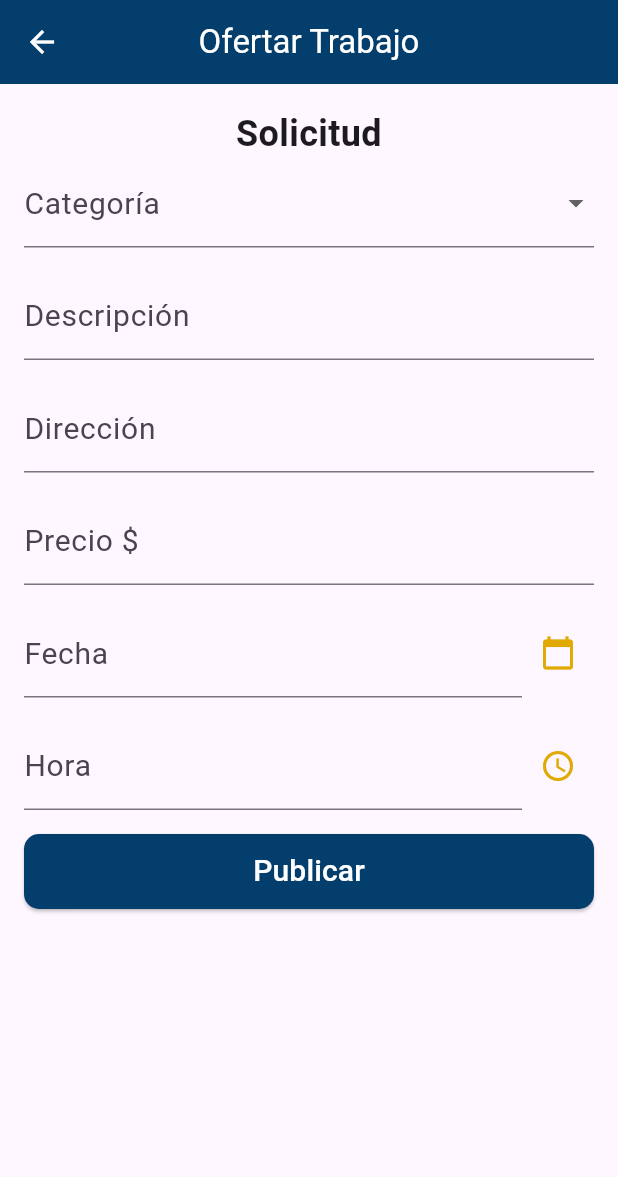
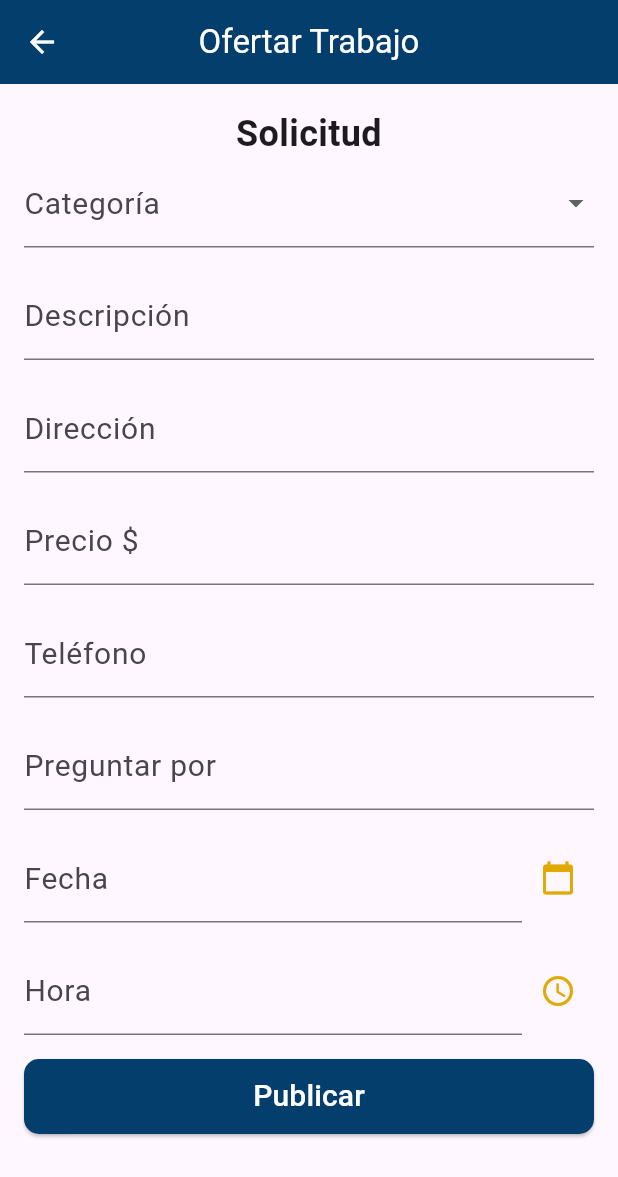
Before and after one commit to DannyJ07/app_llankayy, a Flutter app: the Offer screen opened directly, on a phone screen of 412 x 824 dp. Shown: the top 1177 px of the screen. Run offline on Flutter 3.47's test engine with Material 3 defaults, Android fonts, the phone set to English and light mode, and no system bars; our stand-ins replace cloud_firestore, firebase_auth, firebase_core, permission_handler; accounts and stored records are empty.

Commit message:
App Terminada version 1

```diff
--- a/lib/vistas/offerJob.dart
+++ b/lib/vistas/offerJob.dart
@@ -12,6 +12,8 @@ class _OfferState extends State<Offer> {
   TextEditingController descriptionController = TextEditingController(text: "");
   TextEditingController addressController = TextEditingController(text: "");
   TextEditingController priceController = TextEditingController(text: "");
+  TextEditingController phoneController = TextEditingController(text: "");
+  TextEditingController askForController = TextEditingController(text: "");
   String? selectedCategory;
   DateTime? selectedDate;
   TimeOfDay? selectedTime;
@@ -30,7 +32,7 @@ class _OfferState extends State<Offer> {
     return Scaffold(
       appBar: AppBar(
         title: Text('Ofertar Trabajo'),
-        centerTitle: true, // Centrar el título
+        centerTitle: true,
         backgroundColor: Color.fromARGB(255, 4, 62, 109),
         foregroundColor: Color.fromARGB(255, 255, 255, 255),
       ),
@@ -41,13 +43,12 @@ class _OfferState extends State<Offer> {
             child: Column(
               crossAxisAlignment: CrossAxisAlignment.stretch,
               children: [
-                // Título del formulario
                 Text(
                   'Solicitud',
                   textAlign: TextAlign.center,
                   style: TextStyle(
-                    fontSize: 24, // Tamaño de fuente deseado
-                    fontWeight: FontWeight.bold, // Opcional: Peso de la fuente
+                    fontSize: 24,
+                    fontWeight: FontWeight.bold,
                   ),
                 ),
                 DropdownButtonFormField<String>(
@@ -72,7 +73,8 @@ class _OfferState extends State<Offer> {
                       return "El campo es obligatorio";
                     }
                     return null;
-                    }),
+                  },
+                ),
                 SizedBox(height: 16),
                 TextFormField(
                   controller: descriptionController,
@@ -103,6 +105,23 @@ class _OfferState extends State<Offer> {
                     }
                     return null;
                   },
+                ),
+                SizedBox(height: 16),
+                TextFormField(
+                  controller: phoneController,
+                  keyboardType: TextInputType.phone,
+                  decoration: InputDecoration(
+                    labelText: 'Teléfono',
+                    labelStyle: TextStyle(fontSize: 20),
+                  ),
+                ),
+                SizedBox(height: 16),
+                TextFormField(
+                  controller: askForController,
+                  decoration: InputDecoration(
+                    labelText: 'Preguntar por',
+                    labelStyle: TextStyle(fontSize: 20),
+                  ),
                 ),
                 SizedBox(height: 16),
                 Row(
@@ -207,24 +226,24 @@ class _OfferState extends State<Offer> {
                 SizedBox(height: 16),
                 ElevatedButton(
                   onPressed: () async {
-                    // Convertir selectedDate a String
                     String dateString = selectedDate != null
                         ? "${selectedDate!.day}-${selectedDate!.month}-${selectedDate!.year}"
                         : '';
 
-                    // Convertir selectedTime a String
                     String timeString = selectedTime != null
                         ? "${selectedTime!.hour}:${selectedTime!.minute}"
                         : '';
 
-                    // Llamar a AddOffer con los datos convertidos a String
                     await AddOffer(
                       selectedCategory!,
                       descriptionController.text,
                       addressController.text,
                       priceController.text,
                       dateString,
-                        timeString);
+                      timeString,
+                      phoneController.text,
+                      askForController.text,
+                    );
                   },
                   style: ElevatedButton.styleFrom(
                     minimumSize: Size(200, 50),
--- a/pubspec.yaml
+++ b/pubspec.yaml
@@ -23,6 +23,8 @@ dependencies:
   firebase_auth: ^4.17.4
   firebase_core: ^2.25.4
   cloud_firestore: ^4.15.6
+  url_launcher: ^6.2.5
+  permission_handler: ^11.3.0
 
 dev_dependencies:
   flutter_test:
```
Also changed, not shown: lib/servicios/serviceFirebase.dart (+15 -4 lines), lib/vistas/searchJob.dart (+47 -0 lines), pubspec.lock, 7 other files. Lines whose indentation alone changed are shown as unchanged.
